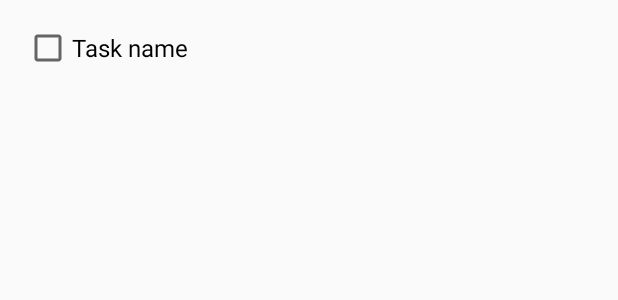
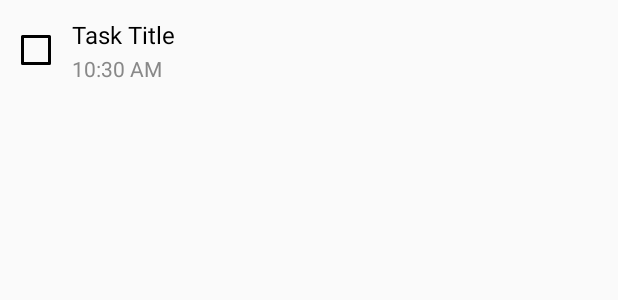
Before and after one commit to BhojrajCoditas/ToDoApps, an Android app built with Jetpack Compose: the layout item_task.xml on its own in the app's theme, with its tools: preview values and no code run, on a phone screen of 412 x 824 dp. Shown: the top 300 px of the screen. Run offline under Robolectric (Android 15) with nearby library versions, the phone set to English and light mode, and no system bars.

Commit message:
updating the ui of Task List Fragment and checkbox customization

```diff
--- /dev/null
+++ b/app/src/main/res/drawable/checkbox_selector.xml
@@ -0,0 +1,5 @@
+<?xml version="1.0" encoding="utf-8"?>
+<selector xmlns:android="http://schemas.android.com/apk/res/android">
+    <item android:state_checked="true" android:drawable="@drawable/ic_checkbox_checked" />
+    <item android:drawable="@drawable/ic_checkbox_unchecked" />
+</selector>
--- /dev/null
+++ b/app/src/main/res/drawable/ic_checkbox_checked.xml
@@ -0,0 +1,14 @@
+<vector xmlns:android="http://schemas.android.com/apk/res/android"
+    android:width="24dp" android:height="24dp"
+    android:viewportWidth="24" android:viewportHeight="24">
+    <path
+        android:fillColor="#000000"
+        android:pathData="M12,2A10,10 0 1,0 22,12A10,10 0 0,0 12,2Z" />
+    <path
+        android:pathData="M9,12.5l2,2l4,-4"
+        android:strokeColor="#FFFFFF"
+        android:strokeWidth="2"
+        android:fillColor="@android:color/transparent"
+        android:strokeLineCap="round"
+        android:strokeLineJoin="round"/>
+</vector>
--- /dev/null
+++ b/app/src/main/res/drawable/ic_checkbox_unchecked.xml
@@ -0,0 +1,13 @@
+<vector xmlns:android="http://schemas.android.com/apk/res/android"
+    android:width="24dp"
+    android:height="24dp"
+    android:viewportWidth="24"
+    android:viewportHeight="24">
+    <path
+
+        android:strokeColor="#000000"
+        android:strokeWidth="2"
+        android:pathData="M3,3h18v18H3z"
+        android:strokeLineJoin="round"
+        android:strokeLineCap="round"/>
+</vector>
--- a/app/src/main/res/layout/item_task.xml
+++ b/app/src/main/res/layout/item_task.xml
@@ -1,23 +1,44 @@
 <?xml version="1.0" encoding="utf-8"?>
-<LinearLayout
-    xmlns:android="http://schemas.android.com/apk/res/android"
+<LinearLayout xmlns:android="http://schemas.android.com/apk/res/android"
     android:layout_width="match_parent"
     android:layout_height="wrap_content"
-    android:orientation="vertical"
-    android:padding="16dp">
+    android:orientation="horizontal"
+    android:padding="12dp">
 
+    <!-- Custom styled checkbox -->
     <CheckBox
         android:id="@+id/cb_task"
+        android:layout_width="24dp"
+        android:layout_height="24dp"
+        android:button="@drawable/checkbox_selector"
+        android:layout_gravity="center_vertical" />
+
+    <!-- Text container -->
+    <LinearLayout
+        android:layout_width="0dp"
+        android:layout_height="wrap_content"
+        android:layout_weight="1"
+        android:orientation="vertical"
+        android:layout_marginStart="12dp">
+
+        <!-- Task title -->
+        <TextView
+            android:id="@+id/tv_task_name"
             android:layout_width="wrap_content"
             android:layout_height="wrap_content"
-        android:text="Task name"
+            android:text="Task Title"
+            android:textColor="#000000"
             android:textSize="16sp" />
 
+        <!-- Task time -->
         <TextView
             android:id="@+id/tv_time"
             android:layout_width="wrap_content"
             android:layout_height="wrap_content"
+            android:text="10:30 AM"
+            android:textColor="#888888"
             android:textSize="14sp"
-        android:textColor="#888888"
-        android:layout_marginTop="4dp"/>
+            android:layout_marginTop="2dp" />
     </LinearLayout>
+
+</LinearLayout>
--- a/app/src/main/res/values/colors.xml
+++ b/app/src/main/res/values/colors.xml
@@ -7,4 +7,7 @@
     <color name="teal_700">#FF018786</color>
     <color name="black">#FF000000</color>
     <color name="white">#FFFFFFFF</color>
+    <color name="grey_light">#CCCCCC</color>
+    <color name="grey_dark">#888888</color>
+
 </resources>
```
Also changed, not shown: app/src/main/java/com/example/todoapps/ui/adapter/TaskAdapter.kt (+11 -8 lines), app/src/main/res/drawable/checkbox_background.xml (added, +16 -0 lines), app/src/main/res/drawable/custom_checkbox.xml (added, +15 -0 lines), app/src/main/res/layout/fragment_add_task.xml (+16 -11 lines), app/src/main/res/layout/fragment_task_list.xml (+9 -7 lines), app/src/main/res/values/strings.xml (+7 -0 lines), app/src/main/res/drawable/icons8plus.png (added). Lines whose indentation alone changed are shown as unchanged.
